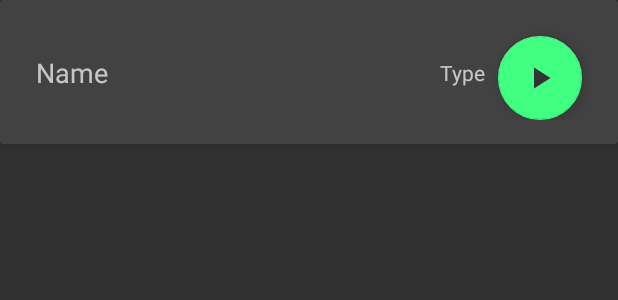
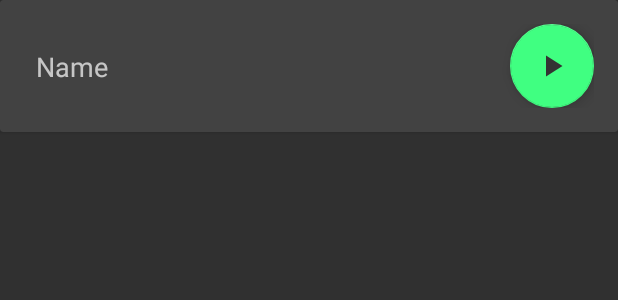
Before and after one commit to Korcholis/And-Nanodegree-Popular-Movies, an Android app: the layout video_item.xml on its own in the app's theme, with its tools: preview values and no code run, on a phone screen of 412 x 824 dp. Shown: the top 300 px of the screen. Run offline under Robolectric (Android 15) with nearby library versions, the phone set to English and light mode, and no system bars; network calls fail.

Commit message:
Removed video type visual ref

```diff
--- a/app/src/main/java/com/korcholis/popularmovies/adapters/VideosAdapter.java
+++ b/app/src/main/java/com/korcholis/popularmovies/adapters/VideosAdapter.java
@@ -44,7 +44,6 @@ public class VideosAdapter extends RecyclerView.Adapter<VideosAdapter.VideoViewH
     public void onBindViewHolder(VideoViewHolder holder, int position) {
         final Video video = videos.get(position);
         holder.name.setText(video.getName());
-        holder.type.setText(video.getSite());
         holder.playBtn.setOnClickListener(new View.OnClickListener() {
             @Override
             public void onClick(View view) {
@@ -63,8 +62,6 @@ public class VideosAdapter extends RecyclerView.Adapter<VideosAdapter.VideoViewH
 
         @BindView(R.id.name)
         TextView name;
-        @BindView(R.id.type)
-        TextView type;
         @BindView(R.id.playBtn)
         FloatingActionButton playBtn;
 
--- a/app/src/main/res/layout/video_item.xml
+++ b/app/src/main/res/layout/video_item.xml
@@ -23,7 +23,7 @@
             android:text="Name"
             android:textSize="18sp"
             app:layout_constraintBottom_toBottomOf="parent"
-            app:layout_constraintEnd_toStartOf="@+id/type"
+            app:layout_constraintEnd_toStartOf="@+id/playBtn"
             app:layout_constraintStart_toStartOf="parent"
             app:layout_constraintTop_toTopOf="parent" />
 
@@ -31,23 +31,12 @@
             android:id="@+id/playBtn"
             android:layout_width="wrap_content"
             android:layout_height="wrap_content"
-            android:layout_marginTop="8dp"
-            android:layout_marginEnd="8dp"
             android:clickable="true"
             app:layout_constraintBottom_toTopOf="@+id/name"
             app:layout_constraintEnd_toEndOf="parent"
             app:layout_constraintTop_toBottomOf="@+id/name"
             app:srcCompat="@drawable/ic_play_24dp" />
 
-        <TextView
-            android:id="@+id/type"
-            android:layout_width="wrap_content"
-            android:layout_height="wrap_content"
-            android:layout_marginEnd="8dp"
-            android:text="Type"
-            app:layout_constraintBottom_toTopOf="@+id/name"
-            app:layout_constraintEnd_toStartOf="@+id/playBtn"
-            app:layout_constraintTop_toBottomOf="@+id/name" />
     </android.support.constraint.ConstraintLayout>
 
 </android.support.v7.widget.CardView>
```
